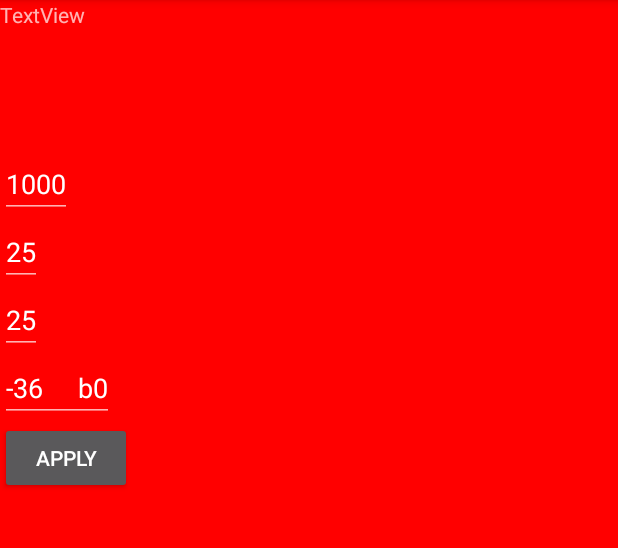
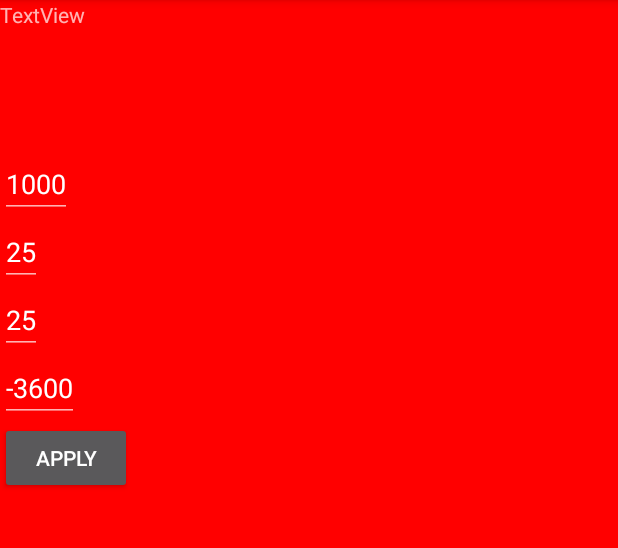
Before and after one commit to java007hf/Balence, an Android app: the SettingsActivity screen opened directly, with no data from a screen before it, on a phone screen of 412 x 824 dp, the part 84-632 px from its top. Run offline under Robolectric (Android 15) with nearby library versions, the phone set to English and light mode, and no system bars.

Commit message:
fix angle

```diff
--- a/MyCar/app/src/main/res/layout/settings_fragment_layout.xml
+++ b/MyCar/app/src/main/res/layout/settings_fragment_layout.xml
@@ -35,7 +35,7 @@
         android:id="@+id/Keep_Angle"
         android:layout_width="wrap_content"
         android:layout_height="wrap_content"
-        android:text="-36     b0" />
+        android:text="-3600" />
     <Button
         android:id="@+id/submit"
         android:layout_width="wrap_content"
```
